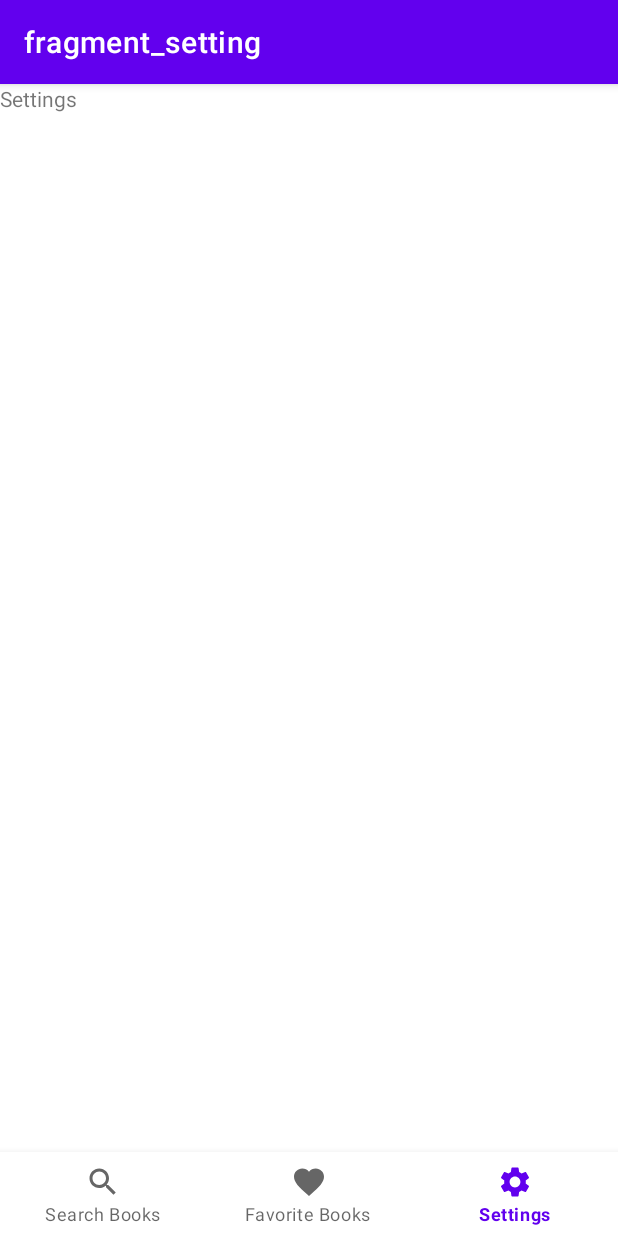
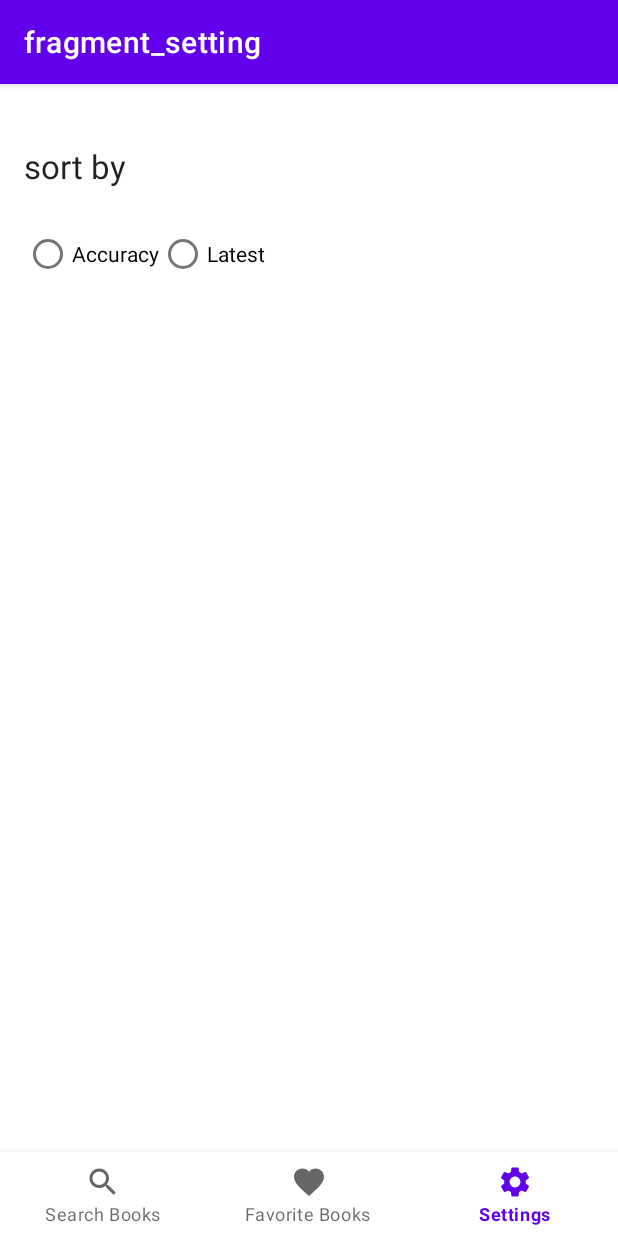
Before and after one commit to sprisao/BookSearchApp, an Android app: the screen it shows after launch (MainActivity), item 3 of the bottom bar chosen, on a phone screen of 412 x 824 dp. Run offline under Robolectric (Android 15) with nearby library versions, the phone set to English and light mode, and no system bars; our stand-ins replace Room's generated code, navigation-ui.

Commit message:
[DataStore] 세팅화면 구현 (Preference DataStore, Enum)

```diff
--- a/app/build.gradle
+++ b/app/build.gradle
@@ -89,4 +89,7 @@ dependencies {
 
     // Kotlin serialization
     implementation 'org.jetbrains.kotlinx:kotlinx-serialization-json:1.3.2'
+
+    // DataStore
+    implementation 'androidx.datastore:datastore-preferences:1.0.0'
 }
--- a/app/src/main/java/com/example/booksearchapp/data/repository/BookSearchRepository.kt
+++ b/app/src/main/java/com/example/booksearchapp/data/repository/BookSearchRepository.kt
@@ -11,7 +11,12 @@ interface BookSearchRepository {
         query: String, sort: String, page: Int, size: Int
     ): Response<SearchResponse>
 
+    // Room
     suspend fun insertBooks(book: Book)
     suspend fun deleteBooks(book: Book)
     fun getFavoriteBooks(): Flow<List<Book>>
+
+    // DataStore
+    suspend fun saveSortMode(mode: String)
+    suspend fun getSortMode(): Flow<String>
 }
--- a/app/src/main/java/com/example/booksearchapp/data/repository/BookSearchRepositoryImpl.kt
+++ b/app/src/main/java/com/example/booksearchapp/data/repository/BookSearchRepositoryImpl.kt
@@ -1,13 +1,24 @@
 package com.example.booksearchapp.data.repository
 
+import androidx.datastore.core.DataStore
+import androidx.datastore.preferences.core.edit
+import androidx.datastore.preferences.core.emptyPreferences
+import androidx.datastore.preferences.core.stringPreferencesKey
 import com.example.booksearchapp.data.api.RetrofitInstance.api
 import com.example.booksearchapp.data.db.BookSearchDatabase
 import com.example.booksearchapp.data.model.Book
 import com.example.booksearchapp.data.model.SearchResponse
+import com.example.booksearchapp.util.Sort
 import kotlinx.coroutines.flow.Flow
+import kotlinx.coroutines.flow.catch
+import kotlinx.coroutines.flow.map
+import okio.IOException
 import retrofit2.Response
 
-class BookSearchRepositoryImpl(private val db: BookSearchDatabase) : BookSearchRepository {
+class BookSearchRepositoryImpl(
+    private val db: BookSearchDatabase,
+    private val dataStore: DataStore<androidx.datastore.preferences.core.Preferences>
+) : BookSearchRepository {
     override suspend fun searchBooks(
         query: String,
         sort: String,
@@ -28,4 +39,30 @@ class BookSearchRepositoryImpl(private val db: BookSearchDatabase) : BookSearchR
     override fun getFavoriteBooks(): Flow<List<Book>> {
         return db.bookSearchDao().getFavoriteBooks()
     }
+
+    private object PreferencesKeys {
+        val SORT_MODE = stringPreferencesKey("sort_mode")
+    }
+
+    override suspend fun saveSortMode(mode: String) {
+        dataStore.edit { preferences ->
+            preferences[PreferencesKeys.SORT_MODE] = mode
+        }
+    }
+
+    override suspend fun getSortMode(): Flow<String> {
+        return dataStore.data
+            .catch { exception ->
+                if (exception is IOException) {
+                    emit(emptyPreferences())
+                    exception.printStackTrace()
+                } else {
+                    throw exception
+                }
+            }
+            .map { preferences ->
+                val sortMode = preferences[PreferencesKeys.SORT_MODE] ?: Sort.ACCURACY.value
+                sortMode
+            }
+    }
 }
--- a/app/src/main/java/com/example/booksearchapp/ui/view/MainActivity.kt
+++ b/app/src/main/java/com/example/booksearchapp/ui/view/MainActivity.kt
@@ -1,7 +1,9 @@
 package com.example.booksearchapp.ui.view
 
+import android.content.Context
 import android.os.Bundle
 import androidx.appcompat.app.AppCompatActivity
+import androidx.datastore.preferences.preferencesDataStore
 import androidx.lifecycle.ViewModelProvider
 import androidx.navigation.NavController
 import androidx.navigation.fragment.NavHostFragment
@@ -15,6 +17,7 @@ import com.example.booksearchapp.data.repository.BookSearchRepositoryImpl
 import com.example.booksearchapp.databinding.ActivityMainBinding
 import com.example.booksearchapp.ui.viewmodel.BookSearchViewModel
 import com.example.booksearchapp.ui.viewmodel.BookSearchViewModelProviderFactory
+import com.example.booksearchapp.util.Constants.DATASTORE_NAME
 
 class MainActivity : AppCompatActivity() {
     /* MainActivity에 Viewbinding 추가*/
@@ -25,6 +28,8 @@ class MainActivity : AppCompatActivity() {
     lateinit var bookSearchViewModel: BookSearchViewModel
     private lateinit var navController: NavController
     private lateinit var appBarConfiguration: AppBarConfiguration
+
+    private val Context.dataStore by preferencesDataStore(DATASTORE_NAME)
 
     override fun onCreate(savedInstanceState: Bundle?) {
         super.onCreate(savedInstanceState)
@@ -38,7 +43,9 @@ class MainActivity : AppCompatActivity() {
         setupJetpackNavigation()
 
         val database = BookSearchDatabase.getInstance(this)
-        val bookSearchRepository = BookSearchRepositoryImpl(database)
+
+        /*get datastore*/
+        val bookSearchRepository = BookSearchRepositoryImpl(database, dataStore)
 
         val factory = BookSearchViewModelProviderFactory(bookSearchRepository, this)
 
--- a/app/src/main/java/com/example/booksearchapp/ui/view/SettingFragment.kt
+++ b/app/src/main/java/com/example/booksearchapp/ui/view/SettingFragment.kt
@@ -5,12 +5,19 @@ import android.view.LayoutInflater
 import android.view.View
 import android.view.ViewGroup
 import androidx.fragment.app.Fragment
+import androidx.lifecycle.lifecycleScope
+import com.example.booksearchapp.R
 import com.example.booksearchapp.databinding.FragmentSettingBinding
+import com.example.booksearchapp.ui.viewmodel.BookSearchViewModel
+import com.example.booksearchapp.util.Sort
+import kotlinx.coroutines.launch
 
 
 class SettingFragment : Fragment() {
     private var _binding: FragmentSettingBinding? = null
     private val binding get() = _binding!!
+
+    private lateinit var bookSearchViewModel: BookSearchViewModel
 
     override fun onCreateView(
         inflater: LayoutInflater, container: ViewGroup?, savedInstanceState: Bundle?
@@ -23,4 +30,34 @@ class SettingFragment : Fragment() {
         _binding = null
         super.onDestroyView()
     }
+
+    override fun onViewCreated(view: View, savedInstanceState: Bundle?) {
+        super.onViewCreated(view, savedInstanceState)
+        bookSearchViewModel = (activity as MainActivity).bookSearchViewModel
+
+        saveSettings()
+        loadSettings()
+    }
+
+    private fun saveSettings() {
+        binding.rgSort.setOnCheckedChangeListener { _, checkedId ->
+            val value = when (checkedId) {
+                R.id.rb_accuracy -> Sort.ACCURACY.value
+                R.id.rb_latest -> Sort.LATEST.value
+                else -> return@setOnCheckedChangeListener
+            }
+            bookSearchViewModel.saveSortMode(value)
+        }
+    }
+
+    private fun loadSettings() {
+        lifecycleScope.launch {
+            val buttonId = when (bookSearchViewModel.getSortMode()) {
+                Sort.ACCURACY.value -> R.id.rb_accuracy
+                Sort.LATEST.value -> R.id.rb_latest
+                else -> R.id.rb_accuracy
+            }
+        }
+
+    }
 }
--- a/app/src/main/java/com/example/booksearchapp/ui/viewmodel/BookSearchViewModel.kt
+++ b/app/src/main/java/com/example/booksearchapp/ui/viewmodel/BookSearchViewModel.kt
@@ -7,8 +7,10 @@ import com.example.booksearchapp.data.repository.BookSearchRepository
 import kotlinx.coroutines.Dispatchers
 import kotlinx.coroutines.flow.SharingStarted
 import kotlinx.coroutines.flow.StateFlow
+import kotlinx.coroutines.flow.first
 import kotlinx.coroutines.flow.stateIn
 import kotlinx.coroutines.launch
+import kotlinx.coroutines.withContext
 
 class BookSearchViewModel(
     private val bookSearchRepository: BookSearchRepository, private val savedStateHandle: SavedStateHandle
@@ -21,7 +23,7 @@ class BookSearchViewModel(
 
     // Handle business logic
     fun searchBooks(query: String) = viewModelScope.launch(Dispatchers.IO) {
-        val response = bookSearchRepository.searchBooks(query, "accuracy", 1, 15)
+        val response = bookSearchRepository.searchBooks(query, getSortMode(), 1, 15)
         if (response.isSuccessful) {
             response.body()?.let { body ->
                 _searchResult.postValue(body)
@@ -59,5 +61,13 @@ class BookSearchViewModel(
         private const val SAVE_STATE_KEY = "query"
     }
 
+    // DataStore
+    fun saveSortMode(value: String) = viewModelScope.launch(Dispatchers.IO) {
+        bookSearchRepository.saveSortMode(value)
+    }
+
+    suspend fun getSortMode() = withContext(Dispatchers.IO) {
+        bookSearchRepository.getSortMode().first()
+    }
 
 }
--- a/app/src/main/java/com/example/booksearchapp/util/Constants.kt
+++ b/app/src/main/java/com/example/booksearchapp/util/Constants.kt
@@ -6,4 +6,5 @@ object Constants {
     const val BASE_URL = "https://dapi.kakao.com"
     const val API_KEY = BuildConfig.bookApiKey
     const val SEARCH_BOOKS_TIME_DELAY = 100L
+    const val DATASTORE_NAME = "preferences_datastore"
 }
--- /dev/null
+++ b/app/src/main/java/com/example/booksearchapp/util/Sort.kt
@@ -0,0 +1,6 @@
+package com.example.booksearchapp.util
+
+enum class Sort(val value: String) {
+    ACCURACY("accuracy"),
+    LATEST("latest")
+}
--- a/app/src/main/res/layout/fragment_setting.xml
+++ b/app/src/main/res/layout/fragment_setting.xml
@@ -1,17 +1,51 @@
 <?xml version="1.0" encoding="utf-8"?>
-<FrameLayout
+<androidx.constraintlayout.widget.ConstraintLayout
 	xmlns:android="http://schemas.android.com/apk/res/android"
+	xmlns:app="http://schemas.android.com/apk/res-auto"
 	xmlns:tools="http://schemas.android.com/tools"
 	android:layout_width="match_parent"
 	android:layout_height="match_parent"
 	tools:context=".ui.view.SettingFragment"
 	>
-
-    <!-- TODO: Update blank fragment layout -->
 	<TextView
-		android:layout_width="match_parent"
-		android:layout_height="match_parent"
-		android:text="@string/setting"
+		android:id="@+id/tv_title_sort"
+		android:layout_width="0dp"
+		android:layout_height="wrap_content"
+		android:layout_marginStart="16dp"
+		android:layout_marginTop="40dp"
+		android:layout_marginEnd="16dp"
+		android:text="sort by"
+		android:textAppearance="@style/TextAppearance.AppCompat.Large"
+		app:layout_constraintEnd_toEndOf="parent"
+		app:layout_constraintStart_toStartOf="parent"
+		app:layout_constraintTop_toTopOf="parent"
 		/>
 
-</FrameLayout>
+	<RadioGroup
+		android:id="@+id/rg_sort"
+		android:layout_width="0dp"
+		android:layout_height="wrap_content"
+		android:layout_marginStart="16dp"
+		android:layout_marginTop="20dp"
+		android:layout_marginEnd="16dp"
+		android:orientation="horizontal"
+		app:layout_constraintEnd_toEndOf="parent"
+		app:layout_constraintStart_toStartOf="parent"
+		app:layout_constraintTop_toBottomOf="@+id/tv_title_sort"
+		>
+		<RadioButton
+			android:id="@+id/rb_accuracy"
+			android:layout_width="wrap_content"
+			android:layout_height="wrap_content"
+			android:text="Accuracy"
+			/>
+
+		<RadioButton
+			android:id="@+id/rb_latest"
+			android:layout_width="wrap_content"
+			android:layout_height="wrap_content"
+			android:text="Latest"
+			/>
+
+	</RadioGroup>
+</androidx.constraintlayout.widget.ConstraintLayout>
```
